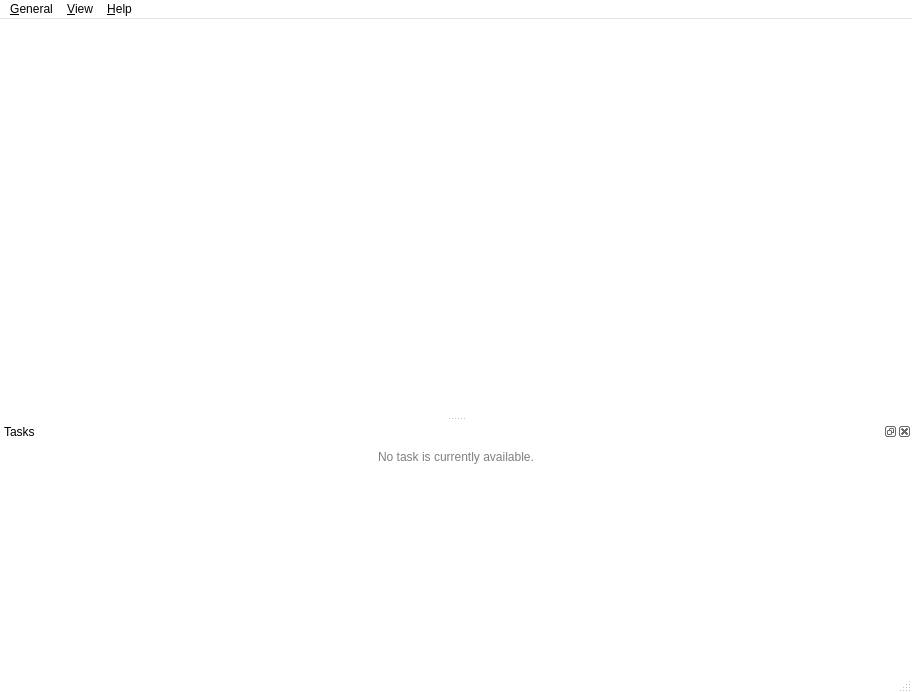
Before: the Qt Designer form ui/panels/mainpanel.ui in amirmohsen1384/legendary-os, drawn with Qt 5.
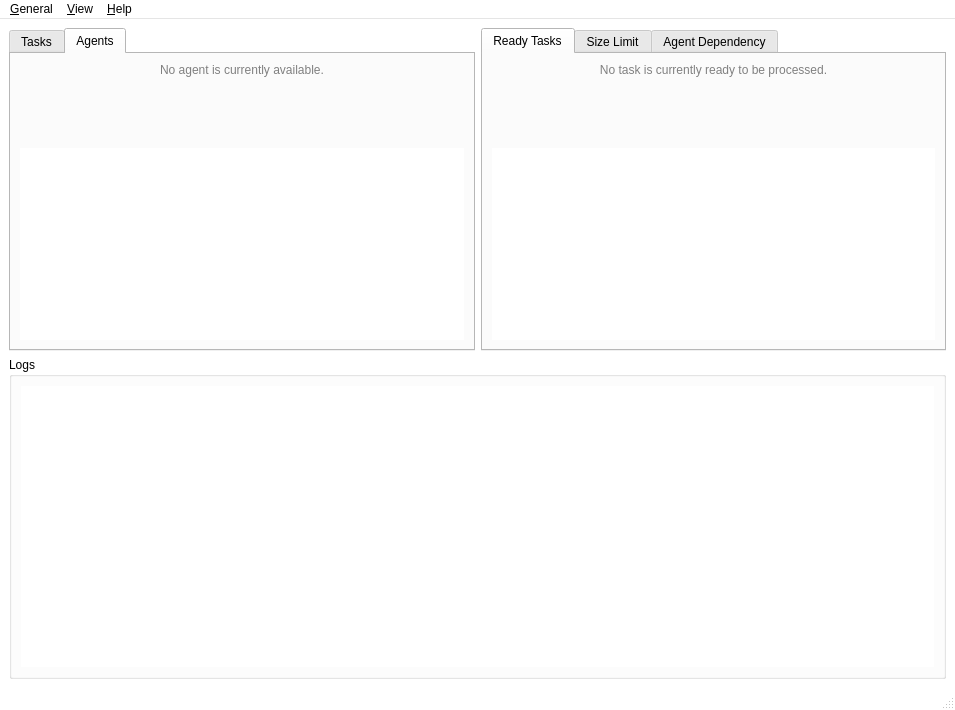
After: the same form once the commit is applied. The open tabs and pages were chosen to show the change.

Commit message: Designed the main panel

What changed in the file:
```diff
--- a/ui/panels/mainpanel.ui
+++ b/ui/panels/mainpanel.ui
@@ -6,8 +6,8 @@
    <rect>
     <x>0</x>
     <y>0</y>
-    <width>912</width>
-    <height>693</height>
+    <width>955</width>
+    <height>710</height>
    </rect>
   </property>
   <property name="palette">
@@ -59,13 +59,239 @@
   <property name="windowTitle">
    <string>Legendary OS</string>
   </property>
-  <widget class="QWidget" name="centralwidget"/>
+  <property name="styleSheet">
+   <string notr="true"/>
+  </property>
+  <widget class="QWidget" name="centralwidget">
+   <layout class="QVBoxLayout" name="mainLayout">
+    <item>
+     <layout class="QHBoxLayout" name="majorLayout">
+      <item>
+       <widget class="QTabWidget" name="entitiesGroup">
+        <property name="currentIndex">
+         <number>0</number>
+        </property>
+        <widget class="QWidget" name="tasksTab">
+         <attribute name="title">
+          <string>Tasks</string>
+         </attribute>
+         <layout class="QVBoxLayout" name="verticalLayout_2">
+          <item>
+           <widget class="QLabel" name="tasksEmptyLabel">
+            <property name="sizePolicy">
+             <sizepolicy hsizetype="MinimumExpanding" vsizetype="MinimumExpanding">
+              <horstretch>0</horstretch>
+              <verstretch>0</verstretch>
+             </sizepolicy>
+            </property>
+            <property name="styleSheet">
+             <string notr="true">color:gray</string>
+            </property>
+            <property name="text">
+             <string>No task is currently available.</string>
+            </property>
+            <property name="alignment">
+             <set>Qt::AlignmentFlag::AlignHCenter|Qt::AlignmentFlag::AlignTop</set>
+            </property>
+           </widget>
+          </item>
+          <item>
+           <widget class="QTreeView" name="tasksView">
+            <property name="sizePolicy">
+             <sizepolicy hsizetype="MinimumExpanding" vsizetype="MinimumExpanding">
+              <horstretch>0</horstretch>
+              <verstretch>0</verstretch>
+             </sizepolicy>
+            </property>
+            <property name="frameShape">
+             <enum>QFrame::Shape::NoFrame</enum>
+            </property>
+            <property name="frameShadow">
+             <enum>QFrame::Shadow::Sunken</enum>
+            </property>
+           </widget>
+          </item>
+         </layout>
+        </widget>
+        <widget class="QWidget" name="agentsTab">
+         <attribute name="title">
+          <string>Agents</string>
+         </attribute>
+         <layout class="QVBoxLayout" name="verticalLayout_3">
+          <item>
+           <widget class="QLabel" name="agentsEmptyLabel">
+            <property name="sizePolicy">
+             <sizepolicy hsizetype="MinimumExpanding" vsizetype="MinimumExpanding">
+              <horstretch>0</horstretch>
+              <verstretch>0</verstretch>
+             </sizepolicy>
+            </property>
+            <property name="styleSheet">
+             <string notr="true">color:gray</string>
+            </property>
+            <property name="text">
+             <string>No agent is currently available.</string>
+            </property>
+            <property name="alignment">
+             <set>Qt::AlignmentFlag::AlignHCenter|Qt::AlignmentFlag::AlignTop</set>
+            </property>
+           </widget>
+          </item>
+          <item>
+           <widget class="QTreeView" name="agentsView">
+            <property name="frameShape">
+             <enum>QFrame::Shape::NoFrame</enum>
+            </property>
+           </widget>
+          </item>
+         </layout>
+        </widget>
+       </widget>
+      </item>
+      <item>
+       <widget class="QTabWidget" name="queueGroup">
+        <property name="currentIndex">
+         <number>0</number>
+        </property>
+        <widget class="QWidget" name="readyTasksTab">
+         <attribute name="title">
+          <string>Ready Tasks</string>
+         </attribute>
+         <layout class="QVBoxLayout" name="verticalLayout_4">
+          <item>
+           <widget class="QLabel" name="readyTaskEmptyLabel">
+            <property name="sizePolicy">
+             <sizepolicy hsizetype="MinimumExpanding" vsizetype="MinimumExpanding">
+              <horstretch>0</horstretch>
+              <verstretch>0</verstretch>
+             </sizepolicy>
+            </property>
+            <property name="styleSheet">
+             <string notr="true">color:gray</string>
+            </property>
+            <property name="text">
+             <string>No task is currently ready to be processed.</string>
+            </property>
+            <property name="alignment">
+             <set>Qt::AlignmentFlag::AlignHCenter|Qt::AlignmentFlag::AlignTop</set>
+            </property>
+           </widget>
+          </item>
+          <item>
+           <widget class="QTableView" name="readyTaskTable">
+            <property name="frameShape">
+             <enum>QFrame::Shape::NoFrame</enum>
+            </property>
+           </widget>
+          </item>
+         </layout>
+        </widget>
+        <widget class="QWidget" name="sizeLimitTab">
+         <attribute name="title">
+          <string>Size Limit</string>
+         </attribute>
+         <layout class="QVBoxLayout" name="verticalLayout_5">
+          <item>
+           <widget class="QLabel" name="sizeLimitEmptyLabel">
+            <property name="sizePolicy">
+             <sizepolicy hsizetype="MinimumExpanding" vsizetype="MinimumExpanding">
+              <horstretch>0</horstretch>
+              <verstretch>0</verstretch>
+             </sizepolicy>
+            </property>
+            <property name="styleSheet">
+             <string notr="true">color:gray</string>
+            </property>
+            <property name="text">
+             <string>No size limit task is currently available.</string>
+            </property>
+            <property name="alignment">
+             <set>Qt::AlignmentFlag::AlignHCenter|Qt::AlignmentFlag::AlignTop</set>
+            </property>
+           </widget>
+          </item>
+          <item>
+           <widget class="QTableView" name="sizeLimitTable">
+            <property name="frameShape">
+             <enum>QFrame::Shape::NoFrame</enum>
+            </property>
+           </widget>
+          </item>
+         </layout>
+        </widget>
+        <widget class="QWidget" name="agentDependencyTab">
+         <attribute name="title">
+          <string>Agent Dependency</string>
+         </attribute>
+         <layout class="QVBoxLayout" name="verticalLayout_6">
+          <item>
+           <widget class="QLabel" name="agentDependencyEmptyLabel">
+            <property name="sizePolicy">
+             <sizepolicy hsizetype="MinimumExpanding" vsizetype="MinimumExpanding">
+              <horstretch>0</horstretch>
+              <verstretch>0</verstretch>
+             </sizepolicy>
+            </property>
+            <property name="styleSheet">
+             <string notr="true">color:gray</string>
+            </property>
+            <property name="text">
+             <string>No agent dependency task is currently available.</string>
+            </property>
+            <property name="alignment">
+             <set>Qt::AlignmentFlag::AlignHCenter|Qt::AlignmentFlag::AlignTop</set>
+            </property>
+           </widget>
+          </item>
+          <item>
+           <widget class="QTableView" name="agentDependencyTable">
+            <property name="frameShape">
+             <enum>QFrame::Shape::NoFrame</enum>
+            </property>
+           </widget>
+          </item>
+         </layout>
+        </widget>
+       </widget>
+      </item>
+     </layout>
+    </item>
+    <item>
+     <widget class="QGroupBox" name="logsGroup">
+      <property name="sizePolicy">
+       <sizepolicy hsizetype="MinimumExpanding" vsizetype="MinimumExpanding">
+        <horstretch>0</horstretch>
+        <verstretch>0</verstretch>
+       </sizepolicy>
+      </property>
+      <property name="title">
+       <string>Logs</string>
+      </property>
+      <property name="flat">
+       <bool>true</bool>
+      </property>
+      <layout class="QVBoxLayout" name="verticalLayout_7">
+       <item>
+        <widget class="QTableView" name="logsView">
+         <property name="frameShape">
+          <enum>QFrame::Shape::NoFrame</enum>
+         </property>
+         <property name="frameShadow">
+          <enum>QFrame::Shadow::Plain</enum>
+         </property>
+        </widget>
+       </item>
+      </layout>
+     </widget>
+    </item>
+   </layout>
+  </widget>
   <widget class="QMenuBar" name="menubar">
    <property name="geometry">
     <rect>
      <x>0</x>
      <y>0</y>
-     <width>912</width>
+     <width>955</width>
      <height>26</height>
     </rect>
    </property>
@@ -107,62 +333,6 @@
    <addaction name="menuHelp"/>
   </widget>
   <widget class="QStatusBar" name="statusbar"/>
-  <widget class="QDockWidget" name="tasksDockWidget">
-   <property name="autoFillBackground">
-    <bool>true</bool>
-   </property>
-   <property name="features">
-    <set>QDockWidget::DockWidgetFeature::DockWidgetClosable|QDockWidget::DockWidgetFeature::DockWidgetFloatable|QDockWidget::DockWidgetFeature::DockWidgetMovable</set>
-   </property>
-   <property name="allowedAreas">
-    <set>Qt::DockWidgetArea::AllDockWidgetAreas</set>
-   </property>
-   <property name="windowTitle">
-    <string>Tasks</string>
-   </property>
-   <attribute name="dockWidgetArea">
-    <number>8</number>
-   </attribute>
-   <widget class="QWidget" name="tasksDockWidgetParent">
-    <layout class="QVBoxLayout" name="verticalLayout">
-     <item>
-      <widget class="QLabel" name="emptyLabel">
-       <property name="sizePolicy">
-        <sizepolicy hsizetype="MinimumExpanding" vsizetype="MinimumExpanding">
-         <horstretch>0</horstretch>
-         <verstretch>0</verstretch>
-        </sizepolicy>
-       </property>
-       <property name="styleSheet">
-        <string notr="true">color:gray</string>
-       </property>
-       <property name="text">
-        <string>No task is currently available.</string>
-       </property>
-       <property name="alignment">
-        <set>Qt::AlignmentFlag::AlignHCenter|Qt::AlignmentFlag::AlignTop</set>
-       </property>
-      </widget>
-     </item>
-     <item>
-      <widget class="QTreeView" name="tasksView">
-       <property name="sizePolicy">
-        <sizepolicy hsizetype="MinimumExpanding" vsizetype="MinimumExpanding">
-         <horstretch>0</horstretch>
-         <verstretch>0</verstretch>
-        </sizepolicy>
-       </property>
-       <property name="frameShape">
-        <enum>QFrame::Shape::NoFrame</enum>
-       </property>
-       <property name="frameShadow">
-        <enum>QFrame::Shadow::Sunken</enum>
-       </property>
-      </widget>
-     </item>
-    </layout>
-   </widget>
-  </widget>
   <action name="actionLogs">
    <property name="checkable">
     <bool>true</bool>
```
